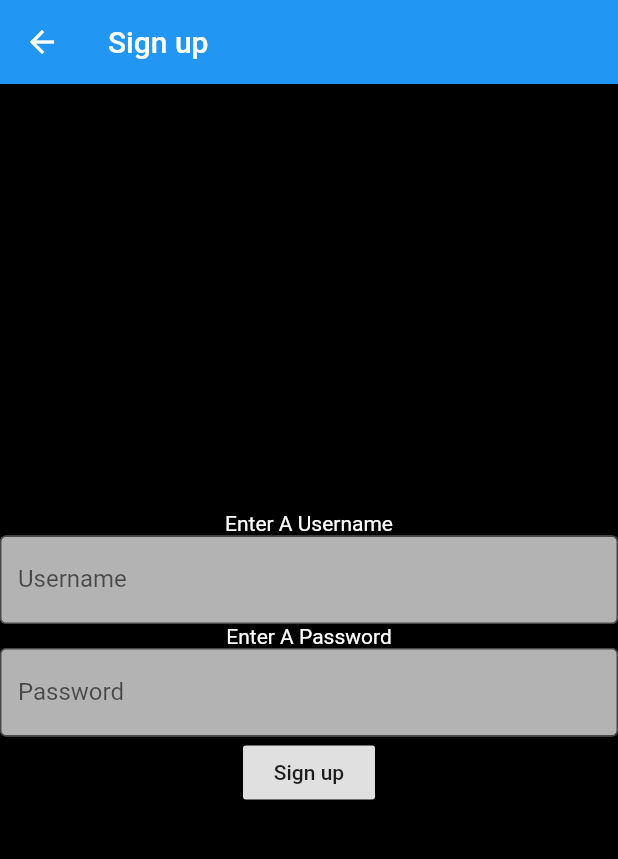
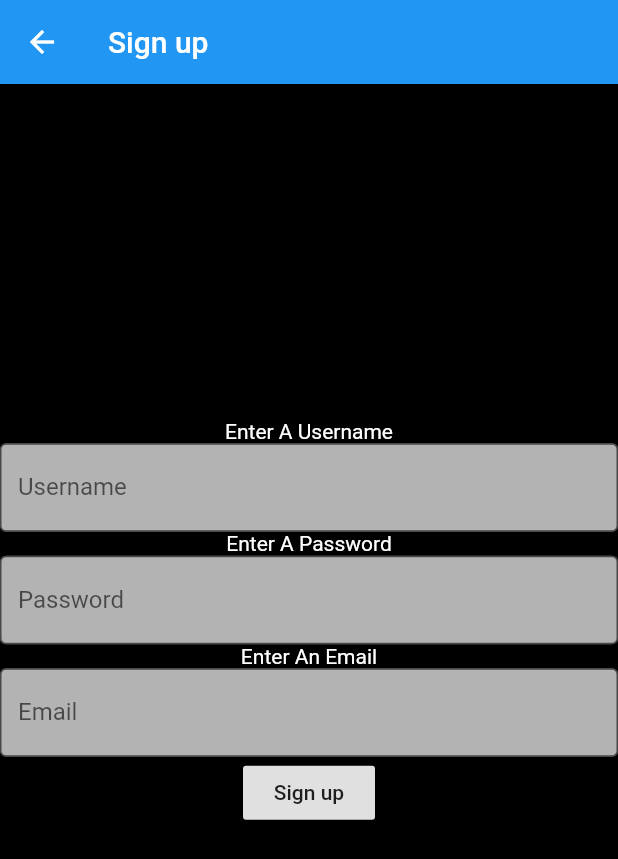
Before and after one commit to Garvit-k/flutter-app, a Flutter app: the SignupScreen screen opened directly, after a tap on "Sign up", on a phone screen of 412 x 824 dp. Shown: the top 859 px of the screen. Run offline on Flutter 3.47's test engine with Material 2 defaults, Android fonts, the phone set to English and light mode, and no system bars; our stand-ins replace logger, sqflite; accounts and stored records are empty.

Commit message:
Added login functionality with local database

```diff
--- a/lib/DatabaseHelper.dart
+++ b/lib/DatabaseHelper.dart
@@ -1,27 +1,75 @@
+import 'dart:io';
+import 'package:flutter/cupertino.dart';
+import 'package:flutter/material.dart';
+import 'package:logger/logger.dart';
+import 'package:path_provider/path_provider.dart';
 import 'package:sqflite/sqflite.dart';
+import 'package:path/path.dart';
 
 class DatabaseHelper {
+  Logger log = new Logger();
+  final TAG = "DataBaseHelper";
   String databaseName = "database.db";
   int databaseVersion = 1;
-  String databaseTable = "";
-  String columnUsername = "";
-  String columnPassword = "";
-  String columnSalt = "";
+  String databaseTable = "usertable";
+  String columnUsername = "username";
+  String columnPassword = "password";
+  String columnEmail = "email";
+  String columnSalt = "salt";
 
-  static Database _db;
+  DatabaseHelper._privateConstructor();
 
-  Future<Database> get database async{
-    if(_db != null) {
-      return _db;
+  static Database _database;
+
+  static final DatabaseHelper instance = DatabaseHelper._privateConstructor();
+
+  Future<dynamic> get database async{
+    if(_database != null) {
+      print("db get return");
+      return _database;
     }
     else {
-      initDatabase();
-      return _db;
+      _database = await initDatabase();
+      print("intialized db");
+      return _database;
     }
   }
 
   initDatabase() async{
+    log.d(TAG + "initDatabase");
+    Directory databaseDir = await getApplicationDocumentsDirectory();
+    String path = join(databaseDir.path, databaseName);
+    return await openDatabase(path, version: databaseVersion, onCreate: (Database database, int version) async{
+      String createTableQuery = "CREATE TABLE $databaseTable ($columnUsername	TEXT NOT NULL UNIQUE,"
+          " $columnPassword	TEXT NOT NULL, "
+          "$columnEmail	TEXT,"
+          " $columnSalt	TEXT NOT NULL,"
+          " PRIMARY KEY($columnUsername) );";
+      log.d(TAG+"creating table");
+      print("creating tables");
+      //await database.execute(createTableQuery);
+      return await database.execute(createTableQuery);
+    });
+  }
 
+  Future<int> insertData(Map<String, dynamic> row) async{
+//    Database database = await instance.database;
+//    log.d(TAG+ "inserting "+row.toString());
+//    return await database.insert(databaseTable, row);
+  print(row);
+  final db = await database;
+  return await db.insert(databaseTable,row);
+  }
+
+  Future<List<Map<String, dynamic>>> getData(String username) async{
+    Database database = await instance.database;
+    return await database.query(databaseTable,
+        columns: [columnUsername,columnPassword,columnEmail,columnSalt],
+        where: "$columnUsername = ?",
+        whereArgs: [username]);
+
+//    return await database.rawQuery("SELECT * FROM $databaseTable WHERE $columnUsername = $username ;");
+//    return await database.rawQuery("SELECT * FROM $databaseTable;");
   }
 
 }
--- a/lib/LoginScreen.dart
+++ b/lib/LoginScreen.dart
@@ -2,12 +2,15 @@
 * @author : Garvit Kothari
 */
 
-import 'dart:convert';
+
+import 'dart:math';
+import 'package:flutter_app/DatabaseHelper.dart';
+import 'package:flutter_app/LoginSuccess.dart';
 import 'package:flutter_app/PasswordOperation.dart';
 import 'package:flutter/cupertino.dart';
-import 'package:crypto/crypto.dart';
 import 'package:flutter/material.dart';
 import 'package:flutter_app/SignupScreen.dart';
+import 'package:sqflite/sqflite.dart';
 
 class LoginScreen extends StatefulWidget {
   @override
@@ -19,7 +22,8 @@ class LoginScreen extends StatefulWidget {
 }
 
 class Login extends State<LoginScreen> {
-  String hash="";
+  String status = "";
+  DatabaseHelper _databaseHelper = DatabaseHelper.instance;
 
   @override
   Widget build(BuildContext context) {
@@ -69,7 +73,7 @@ class Login extends State<LoginScreen> {
             children: <Widget>[
               RaisedButton(child: Text("Login"),
                 onPressed: () {
-                  submit(passController.text);
+                  submit(usernameController.text,passController.text);
                 },),
               RaisedButton(child: Text("Sign up"),
                 onPressed: () {
@@ -78,19 +82,34 @@ class Login extends State<LoginScreen> {
             ],
           ),
 
-          Text("Your password Hash is $hash",style: TextStyle(color: Colors.white),),
+          Text("$status",style: TextStyle(color: Colors.white),),
         ],
       ),
     );
   }
-  void submit(pass) {
-     setState(() {
-       hash = PasswordOperation().getPasswordHash(pass,"hello");
+  Future<void> submit(username,pass) async {
+     setState(() async{
+       List<Map<String,dynamic>> data = await _databaseHelper.getData(username);
+       String salt = data[0].values.toList()[3];
+       String hash = PasswordOperation().getPasswordHash(pass,salt);
+       if(data != null && hash == data[0].values.toList()[1]) {
+         navigateToLoginSuccess(context);
+       }
+       else {
+         setState(() {
+           status = "Username or Password is wrong";
+         });
+       }
      });
+
   }
 
   Future navigateToSignupScreen(BuildContext context) async {
     Navigator.push(context, MaterialPageRoute(builder: (context) => SignupScreen()));
   }
 
+  Future navigateToLoginSuccess(BuildContext context) async {
+    Navigator.push(context, MaterialPageRoute(builder: (context) => LoginSuccess()));
+  }
+
 }
--- a/lib/PasswordOperation.dart
+++ b/lib/PasswordOperation.dart
@@ -1,3 +1,5 @@
+import 'dart:math';
+
 import 'package:crypto/crypto.dart';
 import 'dart:convert';
 
@@ -8,4 +10,10 @@ class PasswordOperation {
     return digest.toString();
   }
 
+  String createCryptoRandomString([int length = 32]) {
+    Random _random = Random.secure();
+    var values = List<int>.generate(length, (i) => _random.nextInt(256));
+    return base64Url.encode(values);
+  }
+
 }
--- a/lib/SignupScreen.dart
+++ b/lib/SignupScreen.dart
@@ -1,6 +1,9 @@
+
+
 import 'package:flutter/cupertino.dart';
 import 'package:flutter_app/PasswordOperation.dart';
 import 'package:flutter/material.dart';
+import 'package:flutter_app/DatabaseHelper.dart';
 
 class SignupScreen extends StatefulWidget{
   @override
@@ -12,13 +15,15 @@ class SignupScreen extends StatefulWidget{
 }
 class Signup extends State<SignupScreen> {
   String hash="";
-
+  String da="";
+  DatabaseHelper _databaseHelper = DatabaseHelper.instance;
 
   @override
   Widget build(BuildContext context) {
     // TODO: implement build
     TextEditingController passController = new TextEditingController();
     TextEditingController usernameController = new TextEditingController();
+    TextEditingController emailController = new TextEditingController();
     return Scaffold(
       appBar: AppBar(title: Text("Sign up"),),
       backgroundColor: Colors.black,
@@ -57,17 +62,47 @@ class Signup extends State<SignupScreen> {
               ),
             ),
           ),
+          Text("Enter An Email",style: TextStyle(color: Colors.white),),
+          TextField(
+            controller: emailController,
+            style: TextStyle(color: Colors.black),
+            decoration: InputDecoration(
+              labelText: "Email",
+              hintText: 'Enter Email',
+              fillColor: Colors.white70,
+              filled: true,
+              hintStyle: TextStyle(color: Colors.white),
+              border: new OutlineInputBorder(
+                borderSide: new BorderSide(color: Colors.white),
+              ),
+            ),
+          ),
           RaisedButton(child: Text("Sign up"),
             onPressed: () {
-              submit(usernameController.text,passController.text);
+              submit(usernameController.text,passController.text,emailController.text);
             },),
+          Text("insert" + da),
         ],
       ),
     );
   }
 
-  void submit(username, pass) {
-    hash = PasswordOperation().getPasswordHash(pass, "hello");
+  void submit(username, pass,email) {
+    String salt = PasswordOperation().createCryptoRandomString();
+    hash = PasswordOperation().getPasswordHash(pass, salt);
+    setState(() {
+      Map<String, dynamic> data = {
+        _databaseHelper.columnUsername : username,
+        _databaseHelper.columnPassword : hash,
+        _databaseHelper.columnEmail : email,
+        _databaseHelper.columnSalt : salt
+      };
+
+      da=data.toString();
+      _databaseHelper.insertData(data);
+
+    });
+
   }
 
 }
```
Also changed, not shown: lib/LoginSuccess.dart (added, +17 -0 lines).
